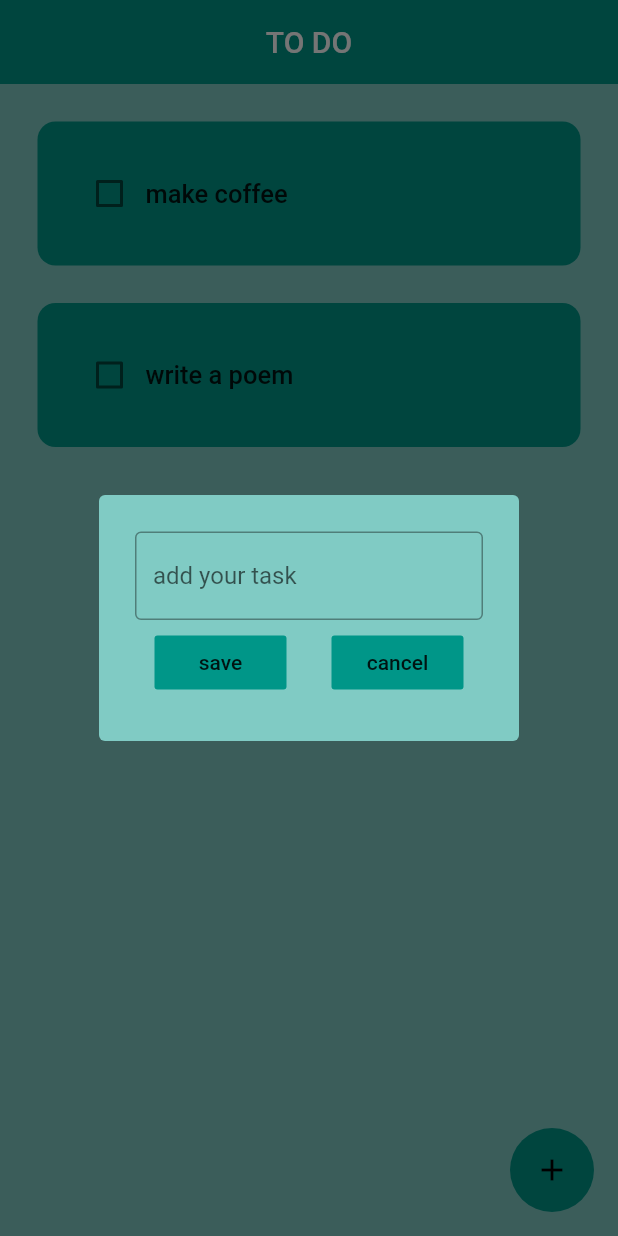
After one commit to wdigba/ToDoApp, a Flutter app: the screen it shows after launch, after a tap on the "add" icon, on a phone screen of 412 x 824 dp. The commit adds this screen. Run offline on Flutter 3.47's test engine with Material 2 defaults, Android fonts, the phone set to English and light mode, and no system bars.

Commit message:
button to add new tasks

```diff
--- a/lib/pages/todo_page.dart
+++ b/lib/pages/todo_page.dart
@@ -1,4 +1,5 @@
 import 'package:flutter/material.dart';
+import 'package:to_do_app/utilites/dialog_box.dart';
 import 'package:to_do_app/utilites/todo_tile.dart';
 
 class ToDoPage extends StatefulWidget {
@@ -9,6 +10,7 @@ class ToDoPage extends StatefulWidget {
 }
 
 class _ToDoPageState extends State<ToDoPage> {
+  final controller = TextEditingController();
   List toDoList = [
     ["make coffee", false],
     ["write a poem", false]
@@ -18,6 +20,14 @@ class _ToDoPageState extends State<ToDoPage> {
     setState(() {
       toDoList[index][1] = !toDoList[index][1];
     });
+  }
+
+  void createNewTask() {
+    showDialog(
+        context: context,
+        builder: (context) {
+          return DialogBox(controller: controller);
+        });
   }
 
   @override
@@ -30,6 +40,13 @@ class _ToDoPageState extends State<ToDoPage> {
           ),
           elevation: 0,
         ),
+        floatingActionButton: FloatingActionButton(
+          elevation: 0,
+            onPressed: createNewTask,
+            child: Icon(
+              Icons.add,
+              color: Colors.black,
+            )),
         body: ListView.builder(
           itemCount: toDoList.length,
           itemBuilder: (context, index) {
--- /dev/null
+++ b/lib/utilites/button.dart
@@ -0,0 +1,18 @@
+import 'package:flutter/material.dart';
+
+class Button extends StatelessWidget {
+  final String text;
+  VoidCallback onPressed;
+
+  Button({super.key, required this.text, required this.onPressed});
+
+  @override
+  Widget build(BuildContext context) {
+    return MaterialButton(
+      elevation: 0,
+      onPressed: onPressed,
+      color: Theme.of(context).primaryColor,
+      child: Text(text),
+    );
+  }
+}
--- /dev/null
+++ b/lib/utilites/dialog_box.dart
@@ -0,0 +1,37 @@
+import 'package:flutter/material.dart';
+import 'package:to_do_app/utilites/button.dart';
+
+class DialogBox extends StatelessWidget {
+  final controller;
+
+  const DialogBox({super.key, required this.controller});
+
+  @override
+  Widget build(BuildContext context) {
+    return AlertDialog(
+      backgroundColor: Colors.teal.shade200,
+      elevation: 0,
+      content: Container(
+        height: 120,
+        child: Column(
+          mainAxisAlignment: MainAxisAlignment.spaceEvenly,
+          children: [
+            TextField(
+              controller: controller,
+              decoration: InputDecoration(
+                  border: OutlineInputBorder(), hintText: "add your task"),
+            ),
+            Row(
+              mainAxisAlignment: MainAxisAlignment.center,
+              children: [
+                Button(text: "save", onPressed: () {},),
+                const SizedBox(width: 30),
+                Button(text: "cancel", onPressed: () {})
+              ],
+            )
+          ],
+        ),
+      ),
+    );
+  }
+}
--- a/lib/utilites/todo_tile.dart
+++ b/lib/utilites/todo_tile.dart
@@ -34,6 +34,7 @@ class ToDoTile extends StatelessWidget {
                       ? TextDecoration.lineThrough
                       : TextDecoration.none,
                   fontWeight: FontWeight.w500,
+                  fontSize: 17,
                 ))
           ],
         ),
```
